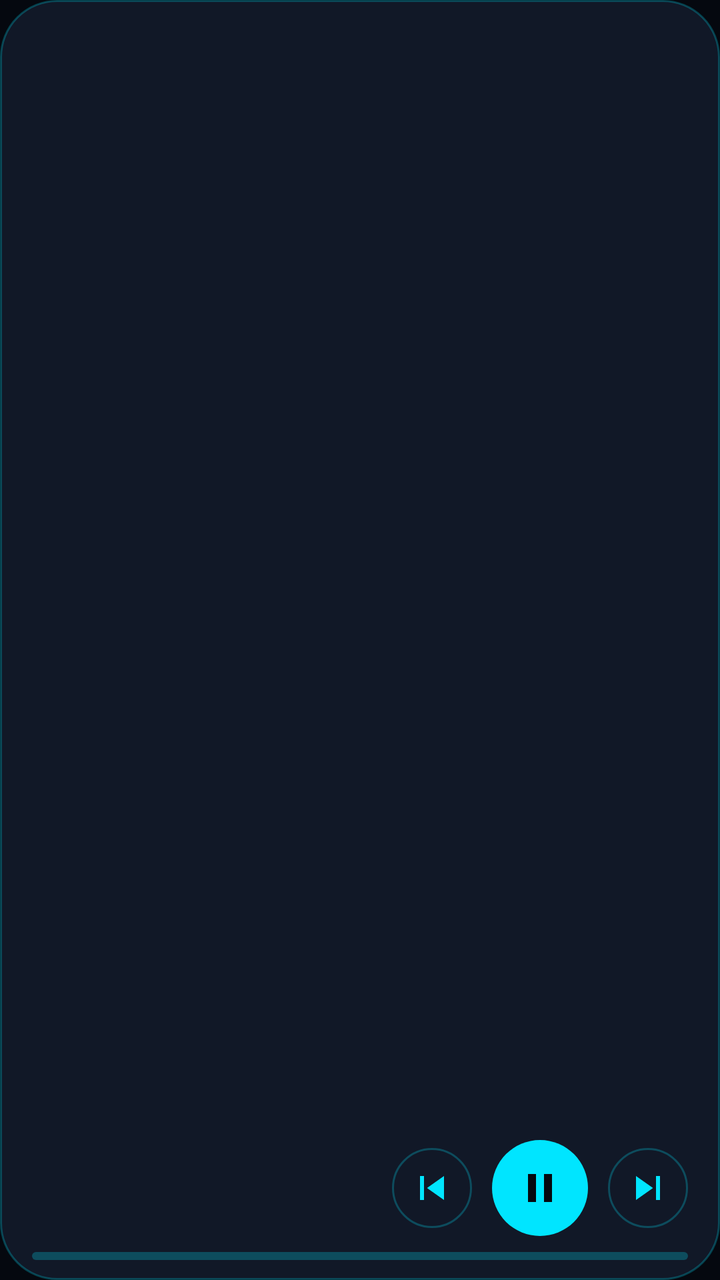
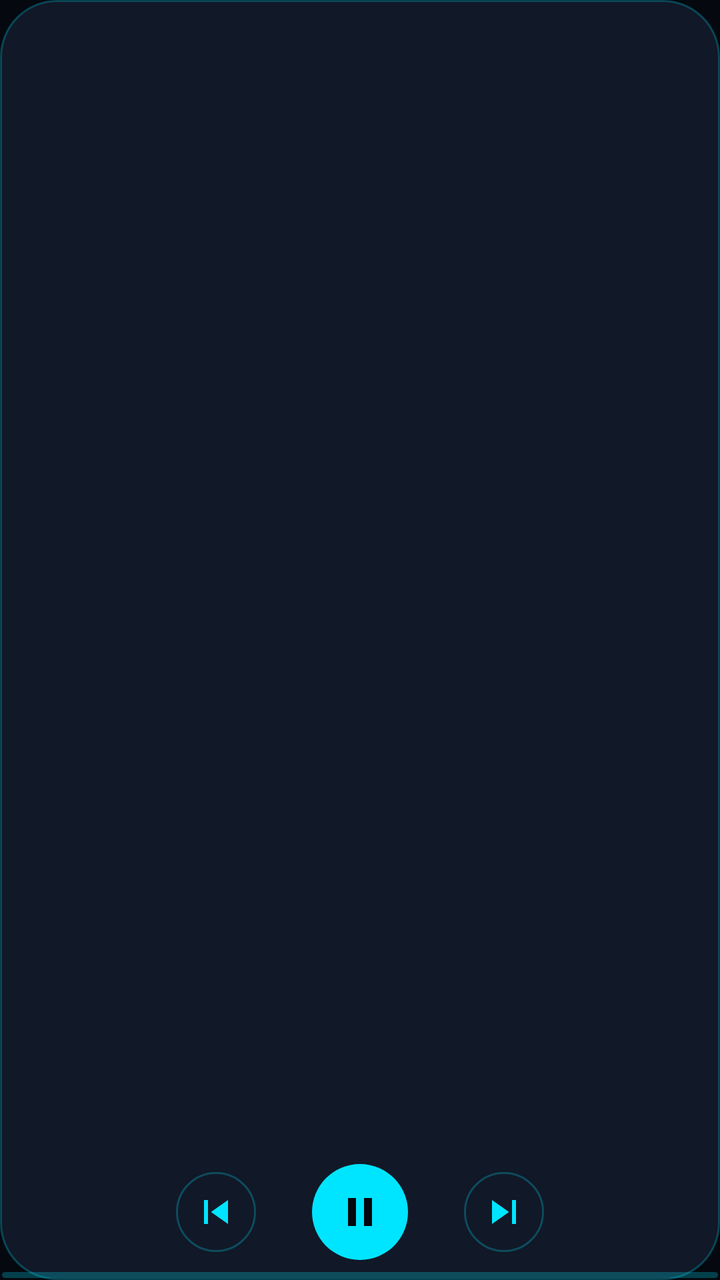

Before-and-after screenshots of an Android layout around one commit, followed by the original layout XML and the change that was made.
<!-- AndroidManifest.xml: application theme Theme.NKT -->
<!-- res/layout/widget_large.xml -->
<?xml version="1.0" encoding="utf-8"?>
<LinearLayout xmlns:android="http://schemas.android.com/apk/res/android"
    android:id="@+id/w_root"
    android:layout_width="match_parent"
    android:layout_height="match_parent"
    android:background="@drawable/bg_widget"
    android:orientation="vertical">

    <FrameLayout
        android:layout_width="match_parent"
        android:layout_height="0dp"
        android:layout_weight="1"
        android:paddingStart="12dp"
        android:paddingTop="12dp"
        android:paddingEnd="12dp">

        <ImageView
            android:id="@+id/w_scene"
            android:layout_width="wrap_content"
            android:layout_height="match_parent"
            android:layout_gravity="center_horizontal"
            android:adjustViewBounds="true"
            android:contentDescription="@null"
            android:scaleType="fitCenter" />
    </FrameLayout>

    <LinearLayout
        android:layout_width="match_parent"
        android:layout_height="wrap_content"
        android:orientation="vertical"
        android:paddingStart="16dp"
        android:paddingTop="8dp"
        android:paddingEnd="16dp"
        android:paddingBottom="10dp">

        <LinearLayout
            android:layout_width="match_parent"
            android:layout_height="wrap_content"
            android:gravity="center_vertical"
            android:orientation="horizontal">

            <LinearLayout
                android:id="@+id/w_open"
                android:layout_width="0dp"
                android:layout_height="wrap_content"
                android:layout_weight="1"
                android:orientation="vertical">

                <TextView
                    android:id="@+id/w_title"
                    android:layout_width="match_parent"
                    android:layout_height="wrap_content"
                    android:ellipsize="end"
                    android:maxLines="1"
                    android:textColor="#FFE8F0FE"
                    android:textSize="15sp"
                    android:textStyle="bold" />

                <TextView
                    android:id="@+id/w_artist"
                    android:layout_width="match_parent"
                    android:layout_height="wrap_content"
                    android:layout_marginTop="2dp"
                    android:ellipsize="end"
                    android:maxLines="1"
                    android:textColor="#FF8A9AB2"
                    android:textSize="12sp" />
            </LinearLayout>

            <ImageButton
                android:id="@+id/w_prev"
                android:layout_width="40dp"
                android:layout_height="40dp"
                android:background="@drawable/bg_widget_small_btn"
                android:contentDescription="@string/cd_prev"
                android:src="@drawable/wg_prev" />

            <ImageButton
                android:id="@+id/w_play"
                android:layout_width="48dp"
                android:layout_height="48dp"
                android:layout_marginStart="10dp"
                android:layout_marginEnd="10dp"
                android:background="@drawable/bg_widget_play"
                android:contentDescription="@string/cd_play"
                android:src="@drawable/wg_pause" />

            <ImageButton
                android:id="@+id/w_next"
                android:layout_width="40dp"
                android:layout_height="40dp"
                android:background="@drawable/bg_widget_small_btn"
                android:contentDescription="@string/cd_next"
                android:src="@drawable/wg_next" />
        </LinearLayout>

        <ProgressBar
            android:id="@+id/w_progress"
            style="?android:attr/progressBarStyleHorizontal"
            android:layout_width="match_parent"
            android:layout_height="4dp"
            android:layout_marginTop="8dp"
            android:max="1000"
            android:progressDrawable="@drawable/widget_progress" />
    </LinearLayout>
</LinearLayout>
<!-- resources referenced by this layout -->
<resources>
  <!-- drawable bg_widget (drawable) -->
  <?xml version="1.0" encoding="utf-8"?>
  <shape xmlns:android="http://schemas.android.com/apk/res/android" android:shape="rectangle">
      <corners android:radius="28dp" />
      <solid android:color="#FF111827" />
      <stroke android:width="1dp" android:color="#4000E5FF" />
  </shape>
  <!-- drawable bg_widget_play (drawable) -->
  <?xml version="1.0" encoding="utf-8"?>
  <shape xmlns:android="http://schemas.android.com/apk/res/android" android:shape="oval">
      <solid android:color="#FF00E5FF" />
  </shape>
  <!-- drawable bg_widget_small_btn (drawable) -->
  <?xml version="1.0" encoding="utf-8"?>
  <shape xmlns:android="http://schemas.android.com/apk/res/android" android:shape="oval">
      <solid android:color="#00000000" />
      <stroke android:width="1dp" android:color="#4000E5FF" />
  </shape>
  <!-- drawable wg_next (drawable) -->
  <?xml version="1.0" encoding="utf-8"?>
  <vector xmlns:android="http://schemas.android.com/apk/res/android"
      android:width="24dp" android:height="24dp"
      android:viewportWidth="24" android:viewportHeight="24">
      <path android:fillColor="#FF00E5FF" android:pathData="M6,18l8.5,-6L6,6v12zM16,6v12h2V6h-2z" />
  </vector>
  <!-- drawable wg_pause (drawable) -->
  <?xml version="1.0" encoding="utf-8"?>
  <vector xmlns:android="http://schemas.android.com/apk/res/android"
      android:width="24dp" android:height="24dp"
      android:viewportWidth="24" android:viewportHeight="24">
      <path android:fillColor="#FF05080F" android:pathData="M6,19h4V5H6v14zM14,5v14h4V5h-4z" />
  </vector>
  <!-- drawable wg_prev (drawable) -->
  <?xml version="1.0" encoding="utf-8"?>
  <vector xmlns:android="http://schemas.android.com/apk/res/android"
      android:width="24dp" android:height="24dp"
      android:viewportWidth="24" android:viewportHeight="24">
      <path android:fillColor="#FF00E5FF" android:pathData="M6,6h2v12H6zM9.5,12l8.5,6V6z" />
  </vector>
  <!-- drawable widget_progress (drawable) -->
  <?xml version="1.0" encoding="utf-8"?>
  <layer-list xmlns:android="http://schemas.android.com/apk/res/android">
      <item android:id="@android:id/background">
          <shape android:shape="rectangle"><corners android:radius="2dp" /><solid android:color="#4000E5FF" /></shape>
      </item>
      <item android:id="@android:id/progress">
          <clip><shape android:shape="rectangle"><corners android:radius="2dp" /><solid android:color="#FF00E5FF" /></shape></clip>
      </item>
  </layer-list>
  <string name="cd_next">Next</string>
  <string name="cd_play">Play or pause</string>
  <string name="cd_prev">Previous</string>
  <style name="Theme.NKT" parent="android:Theme.Material.NoActionBar">
          <item name="android:windowBackground">@color/bg</item>
          <item name="android:statusBarColor">@color/bg</item>
          <item name="android:navigationBarColor">@color/bg</item>
          <item name="android:colorAccent">@color/accent</item>
          <item name="android:colorPrimary">@color/bg</item>
          <item name="android:colorControlActivated">@color/accent</item>
          <item name="android:textColorPrimary">@color/text</item>
          <item name="android:textColorSecondary">@color/muted</item>
      </style>
  <color name="bg">#FF05080F</color>
  <color name="accent">#FF00E5FF</color>
  <color name="text">#FFE8F0FE</color>
  <color name="muted">#FF8A9AB2</color>
</resources>

<!-- the commit's change to res/layout/widget_large.xml (unified diff, before → after) -->
@@ -4,103 +4,89 @@
     android:layout_width="match_parent"
     android:layout_height="match_parent"
     android:background="@drawable/bg_widget"
-    android:orientation="vertical">
+    android:orientation="vertical"
+    android:padding="1dp">
 
-    <FrameLayout
+    <ImageView
+        android:id="@+id/w_scene"
         android:layout_width="match_parent"
         android:layout_height="0dp"
         android:layout_weight="1"
+        android:contentDescription="@null"
+        android:scaleType="centerCrop" />
+
+    <LinearLayout
+        android:id="@+id/w_open"
+        android:layout_width="match_parent"
+        android:layout_height="wrap_content"
+        android:gravity="center_vertical"
+        android:orientation="horizontal"
         android:paddingStart="12dp"
-        android:paddingTop="12dp"
+        android:paddingTop="8dp"
         android:paddingEnd="12dp">
 
-        <ImageView
-            android:id="@+id/w_scene"
+        <TextView
+            android:id="@+id/w_title"
             android:layout_width="wrap_content"
-            android:layout_height="match_parent"
-            android:layout_gravity="center_horizontal"
-            android:adjustViewBounds="true"
-            android:contentDescription="@null"
-            android:scaleType="fitCenter" />
-    </FrameLayout>
+            android:layout_height="wrap_content"
+            android:ellipsize="end"
+            android:maxLines="1"
+            android:textColor="#FFE8F0FE"
+            android:textSize="15sp"
+            android:textStyle="bold" />
+
+        <TextView
+            android:id="@+id/w_artist"
+            android:layout_width="0dp"
+            android:layout_height="wrap_content"
+            android:layout_marginStart="6dp"
+            android:layout_weight="1"
+            android:ellipsize="end"
+            android:maxLines="1"
+            android:textColor="#FF8A9AB2"
+            android:textSize="12sp" />
+    </LinearLayout>
 
     <LinearLayout
         android:layout_width="match_parent"
         android:layout_height="wrap_content"
-        android:orientation="vertical"
-        android:paddingStart="16dp"
-        android:paddingTop="8dp"
-        android:paddingEnd="16dp"
-        android:paddingBottom="10dp">
+        android:layout_marginTop="4dp"
+        android:layout_marginBottom="6dp"
+        android:gravity="center"
+        android:orientation="horizontal">
 
-        <LinearLayout
-            android:layout_width="match_parent"
-            android:layout_height="wrap_content"
-            android:gravity="center_vertical"
-            android:orientation="horizontal">
+        <ImageButton
+            android:id="@+id/w_prev"
+            android:layout_width="40dp"
+            android:layout_height="40dp"
+            android:background="@drawable/bg_widget_small_btn"
+            android:contentDescription="@string/cd_prev"
+            android:src="@drawable/wg_prev" />
 
-            <LinearLayout
-                android:id="@+id/w_open"
-                android:layout_width="0dp"
-                android:layout_height="wrap_content"
-                android:layout_weight="1"
-                android:orientation="vertical">
+        <ImageButton
+            android:id="@+id/w_play"
+            android:layout_width="48dp"
+            android:layout_height="48dp"
+            android:layout_marginStart="28dp"
+            android:layout_marginEnd="28dp"
+            android:background="@drawable/bg_widget_play"
+            android:contentDescription="@string/cd_play"
+            android:src="@drawable/wg_pause" />
 
-                <TextView
-                    android:id="@+id/w_title"
-                    android:layout_width="match_parent"
-                    android:layout_height="wrap_content"
-                    android:ellipsize="end"
-                    android:maxLines="1"
-                    android:textColor="#FFE8F0FE"
-                    android:textSize="15sp"
-                    android:textStyle="bold" />
+        <ImageButton
+            android:id="@+id/w_next"
+            android:layout_width="40dp"
+            android:layout_height="40dp"
+            android:background="@drawable/bg_widget_small_btn"
+            android:contentDescription="@string/cd_next"
+            android:src="@drawable/wg_next" />
+    </LinearLayout>
 
-                <TextView
-                    android:id="@+id/w_artist"
-                    android:layout_width="match_parent"
-                    android:layout_height="wrap_content"
-                    android:layout_marginTop="2dp"
-                    android:ellipsize="end"
-                    android:maxLines="1"
-                    android:textColor="#FF8A9AB2"
-                    android:textSize="12sp" />
-            </LinearLayout>
-
-            <ImageButton
-                android:id="@+id/w_prev"
-                android:layout_width="40dp"
-                android:layout_height="40dp"
-                android:background="@drawable/bg_widget_small_btn"
-                android:contentDescription="@string/cd_prev"
-                android:src="@drawable/wg_prev" />
-
-            <ImageButton
-                android:id="@+id/w_play"
-                android:layout_width="48dp"
-                android:layout_height="48dp"
-                android:layout_marginStart="10dp"
-                android:layout_marginEnd="10dp"
-                android:background="@drawable/bg_widget_play"
-                android:contentDescription="@string/cd_play"
-                android:src="@drawable/wg_pause" />
-
-            <ImageButton
-                android:id="@+id/w_next"
-                android:layout_width="40dp"
-                android:layout_height="40dp"
-                android:background="@drawable/bg_widget_small_btn"
-                android:contentDescription="@string/cd_next"
-                android:src="@drawable/wg_next" />
-        </LinearLayout>
-
-        <ProgressBar
-            android:id="@+id/w_progress"
-            style="?android:attr/progressBarStyleHorizontal"
-            android:layout_width="match_parent"
-            android:layout_height="4dp"
-            android:layout_marginTop="8dp"
-            android:max="1000"
-            android:progressDrawable="@drawable/widget_progress" />
-    </LinearLayout>
+    <ProgressBar
+        android:id="@+id/w_progress"
+        style="?android:attr/progressBarStyleHorizontal"
+        android:layout_width="match_parent"
+        android:layout_height="3dp"
+        android:max="1000"
+        android:progressDrawable="@drawable/widget_progress" />
 </LinearLayout>
